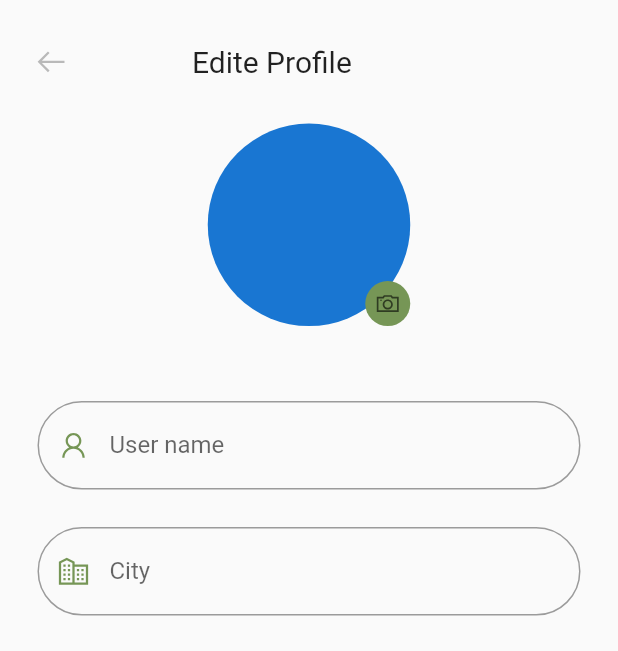
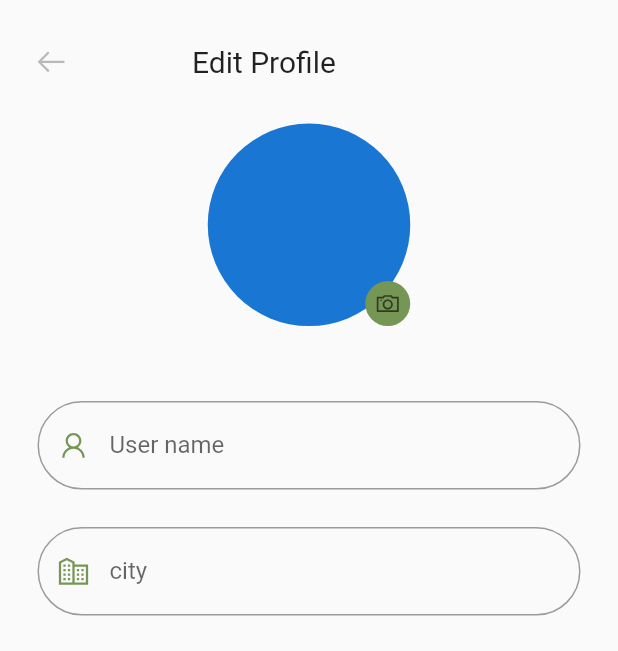
Before and after one commit to muhammadZzZ/chess, a Flutter app: the ProfileEdite screen opened directly, on a phone screen of 412 x 824 dp. Shown: the top 651 px of the screen. Run offline on Flutter 3.47's test engine with Material 2 defaults, Android fonts, the phone set to English and light mode, and no system bars; our stand-ins replace carousel_slider, cloud_firestore, firebase_auth, firebase_core, firebase_storage, flutter_secure_storage and 8 more; missing offline and left inert: chess, chess_vectors_flutter, flutter_facebook_auth, flutter_stateless_chessboard, syncfusion_flutter_pdfviewer, wp_chessboard; accounts and stored records are empty.

Commit message:
translation of edit page is done

```diff
--- a/lib/Utils/constrant.dart
+++ b/lib/Utils/constrant.dart
@@ -14,14 +14,12 @@ final SecondaryColor= Color.fromRGBO(238, 238, 210, 1);//rgb(238,238,210)
 final DarkThemeColor = Color.fromRGBO(49, 46, 43, 1);//rgb(49,46,43)
 final DragableColor = Color.fromRGBO(246, 246, 105, 1);//rgb(246,246,105)
 final List DialogColor = [
-  Color.fromRGBO(18, 192, 105, 1),//rgb(18,192,105) GREEN
-  Color.fromRGBO(255, 200, 71, 1),// rgb(255,200,71) YELLOW rgb(223,2,56)
-  Color.fromRGBO(223, 2, 56, 1),// rgb(223,2,56) RED
+  Color.fromRGBO(18, 192, 105, 1),//rgb(18,192,105) GREEN "Success"
+  Color.fromRGBO(255, 200, 71, 1),// rgb(255,200,71) YELLOW "Hint"
+  Color.fromRGBO(223, 2, 56, 1),// rgb(223,2,56) RED "Error"
+  Color.fromRGBO(50, 205, 187, 1),//rgb(50,205,187) Cyan "Confirm "
   ];//
 
-//text
-String userName ="Osama Hatam";
-String userEmail ="Osama.hatam01@gmail.com";
 
 
 //Images test for  carousel slider
--- a/lib/languages.dart
+++ b/lib/languages.dart
@@ -27,6 +27,10 @@ class lang extends Translations {
       'theme':'Change Theme',
       'lan':'Change Language',
       'logout':'Logout',
+      'EditProfle':'Edit Profile',
+      'userName':'User name',
+      'city':'City',
+      'sex':'Gender',
       //ENDS
 
       //CHAMPION SCREEN
@@ -47,6 +51,13 @@ class lang extends Translations {
       'tryAgain':'Try Again ',
       'success':'Success',
       'wellDone':'Well Done',
+      'error':'Error',
+      'picUploadError':"picture couldn't upload, please try again...",
+      'getUpdatedDataError':"something happened! please try again...",
+      'update':'Update',
+      'checkingForUpdate':'Do you want to change your information ?',
+      'y':'Yes',
+      'n':'No',
       //ENDS
 
       //LOGIN PAGE
@@ -202,6 +213,11 @@ class lang extends Translations {
       'theme':'گۆرینی رەنگ',
       'lan':'گۆرینی زمان',
       'logout':'دەرچوون',
+      'EditProfle':'دەستکاریکرنی پرۆفایڵ',
+      'userName':'ناوی بەکارهێنەر',
+      'city':'شار',
+      'sex':'رەگەز',
+      ''
       //ENDS
 
       //CHAMPION SCREEN
@@ -222,6 +238,13 @@ class lang extends Translations {
       'tryAgain':'دووبارە هەوڵبدەرەوە',
       'success':'سەرکەوتی',
       'wellDone':'ئافەرین',
+      'error':'هەڵە',
+      'picUploadError':"وێنەکە نەتوانرا پێشانبدرێت، تکایە دووبارە هەوڵبدەرەوە ...",
+      'getUpdatedDataError':"شتێك ڕوویداوه‌! تكایە دوبارە هەوڵ بدەوە ...",
+      'update':'نوێکردنەوە',
+      'checkingForUpdate':'دەتەوێت زانیاریەکانت نوێبکرێتەوە ؟',
+      'y':'بەڵێ',
+      'n':'نەخێر',
       //ENDS
 
       //LOGIN PAGE
--- a/lib/screen/ProfileScreens/Profile_Screen.dart
+++ b/lib/screen/ProfileScreens/Profile_Screen.dart
@@ -37,6 +37,7 @@ class _ProfilePageState extends State<ProfilePage> {
                   onPressed: ()=> Get..back(),
                   icon: Icon(
                     iskurdish == true ? LineAwesomeIcons.arrow_right :LineAwesomeIcons.arrow_left,
+                    color: isdarkmode ? Colors.white:Colors.black ,
                   ),
               ),
               Space(spaceW: 115,),
--- a/lib/screen/ProfileScreens/Profile_edite.dart
+++ b/lib/screen/ProfileScreens/Profile_edite.dart
@@ -1,4 +1,5 @@
 
+// ignore_for_file: use_build_context_synchronously
 
 import 'dart:convert';
 import 'dart:io';
@@ -68,20 +69,20 @@ class _ProfileEditeState extends State<ProfileEdite> {
           children: [
             Container(
             height: gHeight*.1,
-            padding: EdgeInsets.symmetric(horizontal: 10),
+            padding:const EdgeInsets.symmetric(horizontal: 10),
             child: Row(
               children: [
                 IconButton(
                   splashRadius: 20,splashColor: PrimaryColor.withOpacity(.5),
-                  onPressed: ()=> Get..off(()=> ProfilePage()),
-                  icon: Icon(
+                  onPressed: ()=> Get..off(()=>const ProfilePage()),
+                  icon:const Icon(
                     LineAwesomeIcons.arrow_left
                   ),
               ),
               Space(spaceW: 70,),
               Text(
-                "Edite Profile",
-                style: TextStyle(
+                "EditProfle".tr,
+                style:const TextStyle(
                   fontSize: 20,
                   fontWeight: FontWeight.w400
                 ),
@@ -89,13 +90,14 @@ class _ProfileEditeState extends State<ProfileEdite> {
              ],
           ),
           ),
+          // ignore: avoid_unnecessary_containers
           Container(
-            //TODO:Creating Profile Screen
+            //CREATING PROFILE SCREEN
             child: SingleChildScrollView(
-              padding: EdgeInsets.symmetric(horizontal: 25),
+              padding:const EdgeInsets.symmetric(horizontal: 25),
               child: Column(
                 children: [
-                //TODO:create a profile circle
+                //CREATE A PROFILE CIRCLE
                 Stack(
                   children: [
                     Container(
@@ -113,9 +115,10 @@ class _ProfileEditeState extends State<ProfileEdite> {
                       bottom: 0,
                       right: 0,
                       child: GestureDetector(
-                        //TODO: update the profile iamge
+                        //PDATE THE PROFILE IMAGE
                         onTap: () async{
-                             PickedFile =await picker.pickImage(source: ImageSource.gallery); //TODO: pick image from storage
+                             PickedFile =await picker.pickImage(source: ImageSource.gallery);
+                             //PICK IMAGE FROM STORAGE
                             setState(() {
                               PickedFile = PickedFile;
                             });
@@ -138,7 +141,7 @@ class _ProfileEditeState extends State<ProfileEdite> {
                   ],
                   ),
                   Space(spaceH: 50),
-                  //TODO:create a textfield
+                  //CREATE A TEXTFIELD
                   Form(
                     child: Column(
                       children: [
@@ -146,7 +149,7 @@ class _ProfileEditeState extends State<ProfileEdite> {
                       keyboardType: TextInputType.name,
                         controller: _username,
                         decoration: InputDecoration(
-                          label: const Text("User name"),
+                          label: Text("userName".tr),
                           prefixIcon: Icon((LineAwesomeIcons.user),color: PrimaryColor,),
                           border: OutlineInputBorder(borderRadius: BorderRadius.circular(100)),
                           floatingLabelStyle: TextStyle(color: PrimaryColor),
@@ -158,7 +161,7 @@ class _ProfileEditeState extends State<ProfileEdite> {
                       keyboardType: TextInputType.name,
                         controller: _city,
                         decoration: InputDecoration(
-                          label: Text("City"),
+                          label: Text("city"..tr),
                           prefixIcon: Icon(LineAwesomeIcons.city,color: PrimaryColor,),
                           border: OutlineInputBorder(borderRadius: BorderRadius.circular(100)),
                           floatingLabelStyle: TextStyle(color: PrimaryColor),
@@ -170,7 +173,7 @@ class _ProfileEditeState extends State<ProfileEdite> {
                       keyboardType: TextInputType.name,
                         controller: _sex,
                         decoration: InputDecoration(
-                          label: const Text("Gender"),
+                          label: Text("sex".tr),
                           prefixIcon: Icon(LineAwesomeIcons.venus_mars,color: PrimaryColor,),
                           border: OutlineInputBorder(borderRadius: BorderRadius.circular(100)),
                           floatingLabelStyle: TextStyle(color: PrimaryColor),
@@ -182,7 +185,7 @@ class _ProfileEditeState extends State<ProfileEdite> {
                     ),
                   ),
                   Space(spaceH: 50,),
-                  //WTODO: Update button
+                  //UPDATE PROFLE BUTTON
                   SizedBox(
                     width: gWidth*.6,
                     child: ElevatedButton(
@@ -196,9 +199,9 @@ class _ProfileEditeState extends State<ProfileEdite> {
                         QuickAlert.show(
                           context: context,
                           type: QuickAlertType.confirm,
-                          text: 'Do you want to logout',
-                          confirmBtnText: 'Yes',
-                          cancelBtnText: 'No',
+                          text: 'checkingForUpdate'.tr,
+                          confirmBtnText: 'y'.tr,
+                          cancelBtnText: 'n'.tr,
                           onConfirmBtnTap: () async {
                             _username.text != "" ?
                             username = _username.text : username = usersinfo["username"];
@@ -209,14 +212,15 @@ class _ProfileEditeState extends State<ProfileEdite> {
 
 
                               try {
-                                  if(PickedFile != null){ //TODO: upload image to firestore storage and get the url for it
+                                  if(PickedFile != null){
+                                    //UPLOAD IMAGE TO FIREBASE STRORAGE AND GET THE URL FOR IT
                                     setState(() {
                                       imagefile=File(PickedFile.path);
                                     });
-                                  var imageupload = await store.child('userimages/${PickedFile.name}')
-                                    .putFile(imagefile); //TODO: put a file to userimage folder in firestore storage
-
-                                  var downloadUrl = await imageupload.ref.getDownloadURL(); //TODO: download the url
+                                    //PUT A FILE TO USERNAME FOLDER IN FIREBASE STORAGE
+                                    var imageupload = await store.child('userimages/${PickedFile.name}').putFile(imagefile);
+                                    //DOWNLOAD THE URL
+                                    var downloadUrl = await imageupload.ref.getDownloadURL();
                                     setState(() {
                                       imageurl = downloadUrl;
                                     });
@@ -227,23 +231,25 @@ class _ProfileEditeState extends State<ProfileEdite> {
                                     QuickAlert.show(
                                       context: context,
                                       type: QuickAlertType.error,
-                                      title: 'error',
-                                      text: "picture couldn't upload, please try again...",
+                                      title: 'error'.tr,
+                                      text: "picUploadError".tr,
                                       confirmBtnColor: Colors.white,
-                                      confirmBtnTextStyle: TextStyle(color: Colors.black)
+                                      confirmBtnTextStyle: TextStyle(color:DialogColor[2]),
                                     );
 
                                 }
 
 
                                 try {
-                                    await firestoreinit.collection('users').doc(currentuser.uid).update({ //TODO:update user data
+                                  //UPDATE USER DATA
+                                    await firestoreinit.collection('users').doc(currentuser.uid).update({
                                       'username':username,
                                       'city': city,
                                       'gender':sex,
                                       'pictureurl':imageurl
                                     });
-                                await firestoreinit.collection('users').doc(currentuser.uid).get().then((value) { //TODO: get user data
+                                    //GET USER DATA
+                                await firestoreinit.collection('users').doc(currentuser.uid).get().then((value) {
                                     usersinfo = value.data()!;
                                  return ;
                                 });
@@ -254,24 +260,19 @@ class _ProfileEditeState extends State<ProfileEdite> {
                                       context: context,
                                       type: QuickAlertType.error,
                                       title: 'Oops..',
-                                      text: "something happened! please try again...",
+                                      text: "getUpdatedDataError".tr,
                                       confirmBtnColor: Colors.white,
-                                      confirmBtnTextStyle: TextStyle(color: Colors.black)
+                                      confirmBtnTextStyle: TextStyle(color:DialogColor[2]),
                                     );
                                   }
-
-
-
                                    Get..off(()=> ProfilePage()); //push replacement
                           },
-                          confirmBtnColor: PrimaryColor,
+                          confirmBtnTextStyle: TextStyle(color:DialogColor[3]),
                           );
-
-
                       },
-                      child: const Text(
-                        "Update",
-                        style: TextStyle(
+                      child: Text(
+                        "update".tr,
+                        style:const TextStyle(
                         ),
                       ),
                     ),
--- a/lib/screen/Puzzles Screens/puzzle_screen.dart
+++ b/lib/screen/Puzzles Screens/puzzle_screen.dart
@@ -49,6 +49,7 @@ class _PuzzleSolveScreenState extends State<PuzzleSolveScreen> {
           onPressed: () => Get.back(),
            icon: Icon(
             iskurdish == true ? LineAwesomeIcons.arrow_right :LineAwesomeIcons.arrow_left,
+            color: isdarkmode ? Colors.white:Colors.black ,
             ),
            ),
 
@@ -58,11 +59,13 @@ class _PuzzleSolveScreenState extends State<PuzzleSolveScreen> {
           Space(spaceH: 50,),
           Text(
             widget.isWhiteToMove ?? false ?  '${"FindBestMove".tr} ${'white'.tr}':'${"FindBestMove".tr} ${'black'.tr}',style:const TextStyle(fontSize: 25),),
+          Space(spaceH: 5,),
+          Divider(height: 0,color: isdarkmode ? Colors.white : Colors.black,thickness: 1.5,indent: 25,endIndent: 25,),
           Space(spaceH: 50,),
           Center(
             child:Container(
               decoration: BoxDecoration(
-                border: Border.all(width: 2),
+                border: Border.all(width: 2,color: isdarkmode ? Colors.white :Colors.black ),
                 boxShadow: [
                    BoxShadow(
                       color: Colors.black.withOpacity(.5),
--- a/lib/screen/champions Screen/Champion_detail.dart
+++ b/lib/screen/champions Screen/Champion_detail.dart
@@ -1,9 +1,6 @@
 // ignore_for_file: public_member_api_docs, sort_constructors_first
-import 'dart:ui';
 import 'package:flutter/material.dart';
 import 'package:get/get.dart';
-import 'package:get/route_manager.dart';
-import 'package:line_awesome_flutter/line_awesome_flutter.dart';
 import 'package:echessapp/Utils/constrant.dart';
 import 'package:echessapp/Widgets/repeated_widgets.dart';
 
--- a/lib/screen/chess_play_option.dart
+++ b/lib/screen/chess_play_option.dart
@@ -1,6 +1,4 @@
 import 'package:flutter/material.dart';
-import 'package:flutter/src/widgets/framework.dart';
-import 'package:flutter/src/widgets/placeholder.dart';
 import 'package:get/get.dart';
 
 import '../Utils/constrant.dart';
```
Also changed, not shown: lib/changeLan.dart (deleted, +0 -52 lines), lib/root.dart (+3 -4 lines), lib/screen/HomePage.dart (+5 -7 lines), lib/screen/test.dart (deleted, +0 -71 lines). Lines whose indentation alone changed are shown as unchanged.
